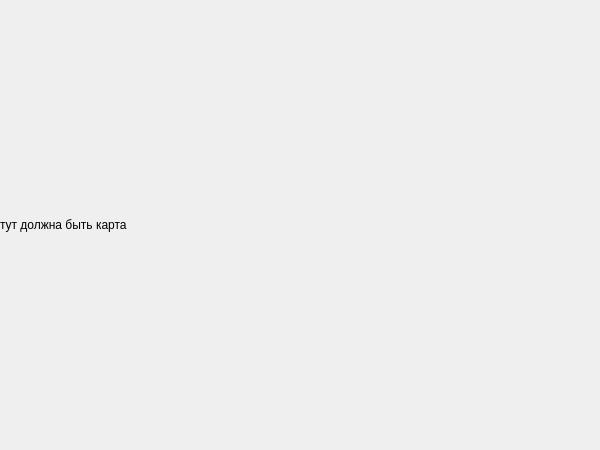
First picture: the form in GUI.ui, repository IvanIvanov227/YandexMaps, before the edit.
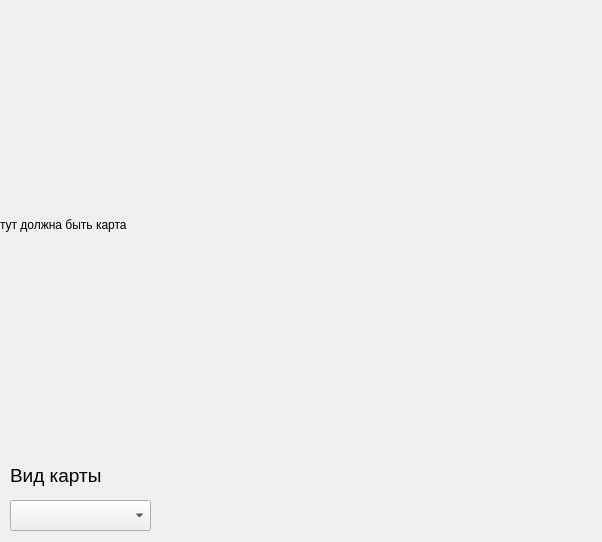
Second picture: the form after the edit.

Commit message: Добавил выбора вида карты

Diff of the .ui file:
```diff
--- a/GUI.ui
+++ b/GUI.ui
@@ -6,8 +6,8 @@
    <rect>
     <x>0</x>
     <y>0</y>
-    <width>600</width>
-    <height>450</height>
+    <width>602</width>
+    <height>542</height>
    </rect>
   </property>
   <property name="windowTitle">
@@ -27,6 +27,34 @@
      <string>тут должна быть карта</string>
     </property>
    </widget>
+   <widget class="QComboBox" name="map_view">
+    <property name="geometry">
+     <rect>
+      <x>10</x>
+      <y>500</y>
+      <width>141</width>
+      <height>31</height>
+     </rect>
+    </property>
+   </widget>
+   <widget class="QLabel" name="label">
+    <property name="geometry">
+     <rect>
+      <x>10</x>
+      <y>460</y>
+      <width>111</width>
+      <height>31</height>
+     </rect>
+    </property>
+    <property name="font">
+     <font>
+      <pointsize>14</pointsize>
+     </font>
+    </property>
+    <property name="text">
+     <string>Вид карты</string>
+    </property>
+   </widget>
   </widget>
  </widget>
  <resources/>
```
The commit also changes 1 other file.
